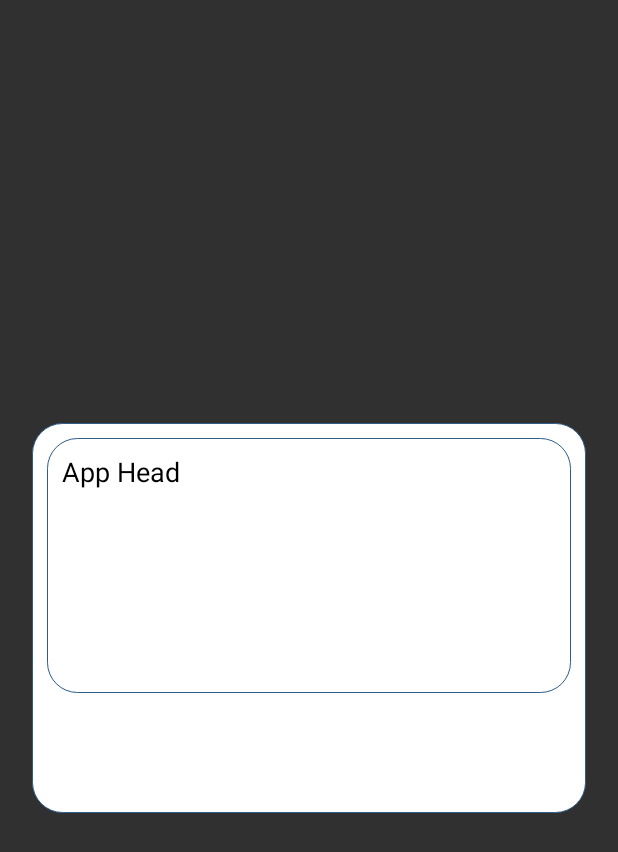
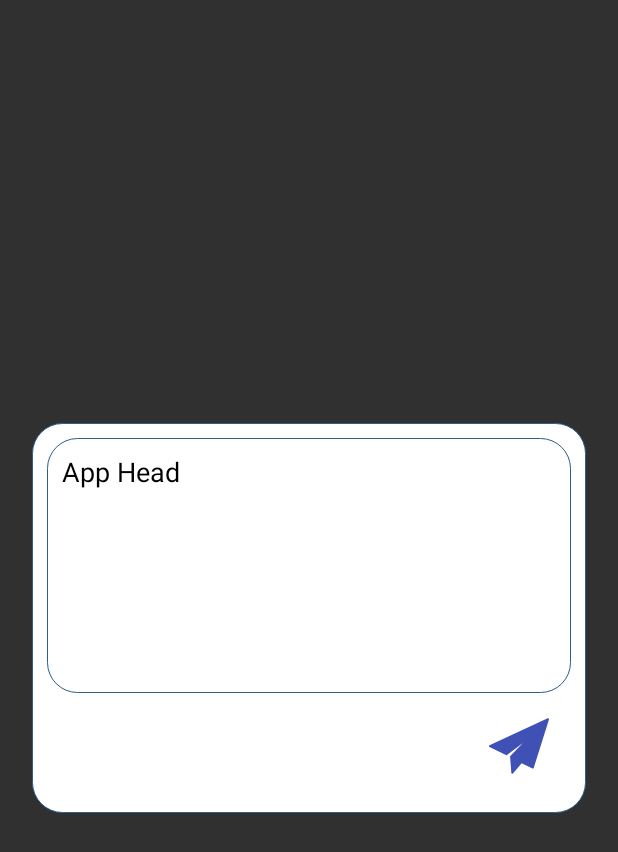
Before and after one commit to MalekKamel/AppHead, an Android app: the MessengerActivity screen opened directly, with no data from a screen before it, on a phone screen of 412 x 824 dp. Shown: the top 852 px of the screen. Run offline under Robolectric (Android 15) with nearby library versions, the phone set to English and light mode, and no system bars.

Commit message:
update examples

```diff
--- a/sample/src/main/res/layout/activity_messenger.xml
+++ b/sample/src/main/res/layout/activity_messenger.xml
@@ -42,9 +42,7 @@
             android:layout_gravity="end"
             android:layout_margin="10dp"
             android:background="?android:attr/selectableItemBackground"
-            app:srcCompat="@drawable/ic_send"
-            android:text="Submit"
-            android:textColor="@color/white" />
+            android:src="@drawable/ic_send"/>
 
     </LinearLayout>
 
```
